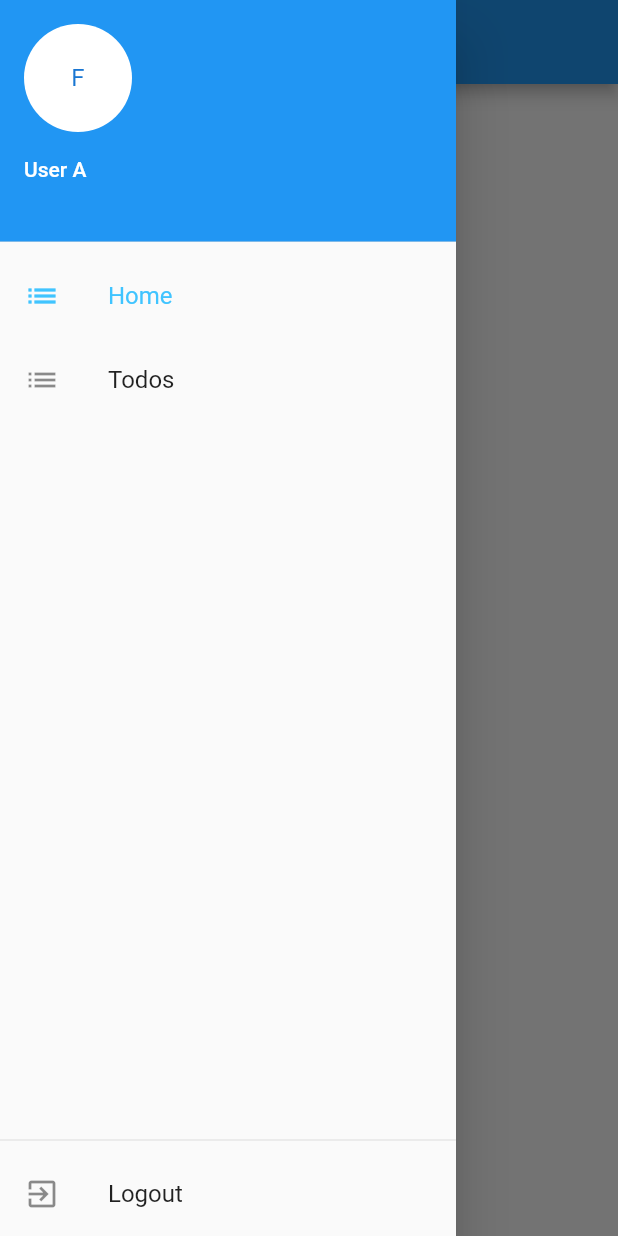
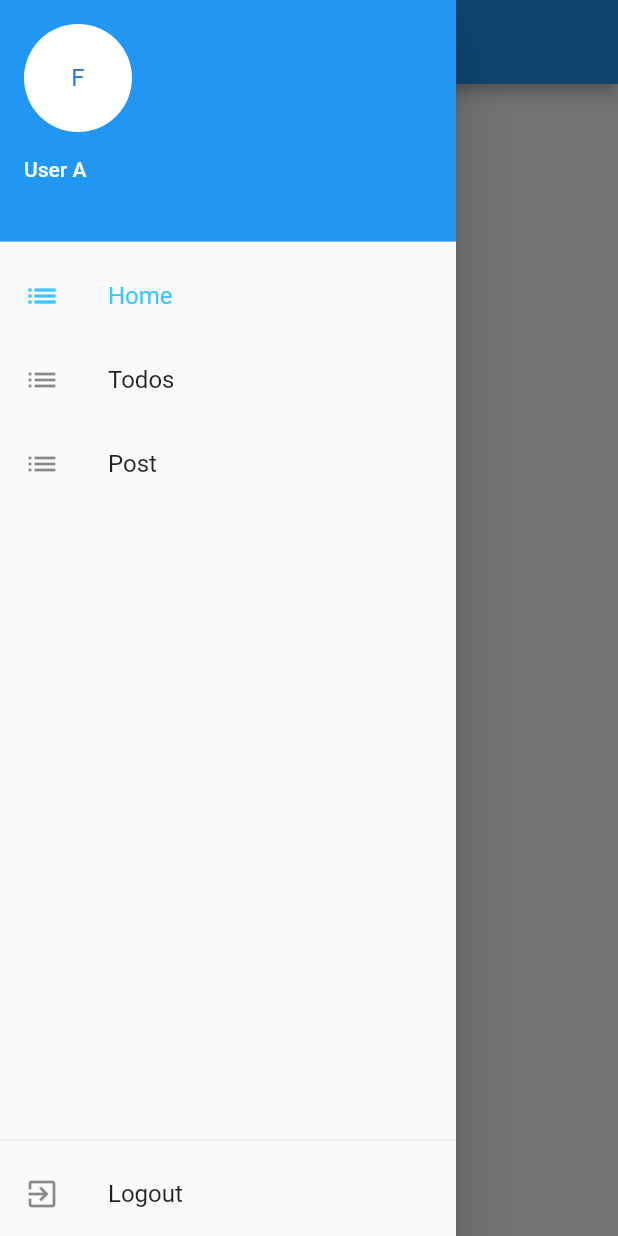
Before and after one commit to chaerulzzz/flutter_personal, a Flutter app: the HomeScreen screen opened directly with empty values, with the side drawer open, on a phone screen of 412 x 824 dp. Run offline on Flutter 3.47's test engine with Material 2 defaults, Android fonts, the phone set to English and light mode, and no system bars; our stand-ins replace bloc, equatable, firebase_auth, flutter_bloc, font_awesome_flutter, google_sign_in and 2 more; accounts and stored records are empty; network calls fail.

Commit message:
pembuatan menu post

```diff
--- /dev/null
+++ b/lib/blocs/post/post.dart
@@ -0,0 +1,3 @@
+export './post_bloc.dart';
+export './post_event.dart';
+export './post_state.dart';
--- /dev/null
+++ b/lib/blocs/post/post_event.dart
@@ -0,0 +1,17 @@
+import 'package:flutter_personal/repository/models/post.dart';
+import 'package:meta/meta.dart';
+import 'package:equatable/equatable.dart';
+
+@immutable
+abstract class PostEvent extends Equatable {
+  PostEvent([List props = const []]) : super(props);
+}
+
+class UpdatePost extends PostEvent {
+  final Post data;
+
+  UpdatePost(this.data) : super([data]);
+
+  @override
+  String toString() => 'Update Post {data: $data}';
+}
--- /dev/null
+++ b/lib/blocs/post/post_state.dart
@@ -0,0 +1,22 @@
+import 'package:flutter_personal/repository/models/post.dart';
+import 'package:meta/meta.dart';
+import 'package:equatable/equatable.dart';
+
+@immutable
+abstract class PostState extends Equatable {
+  PostState([List props = const []]) : super(props);
+}
+
+class PostLoading extends PostState {
+  @override
+  String toString() => 'Post Loading';
+}
+
+class PostLoaded extends PostState {
+  final Post data;
+
+  PostLoaded(this.data) : super([data]);
+
+  @override
+  String toString() => 'Post Loaded {data: $data}';
+}
--- /dev/null
+++ b/lib/repository/api/services.dart
@@ -0,0 +1,29 @@
+
+import 'package:http/http.dart' as http;
+import 'dart:async';
+import 'package:flutter_personal/repository/models/models.dart';
+
+String url = 'https://jsonplaceholder.typicode.com/posts';
+
+class PostRepository {
+
+  Future<Post> getPost() async {
+    final response = await http.get('$url/1');
+
+    if (response.statusCode == 200) {
+      return postFromJson(response.body);
+    } else {
+      throw Exception('failed to load post');
+    }
+  }
+
+  Future<Post> getAllPosts() async {
+    final response = await http.get(url);
+
+    if (response.statusCode == 200) {
+      return postFromJson(response.body);
+    } else {
+      throw Exception('failed to load post');
+    }
+  }
+}
--- a/lib/repository/models/drawer_menu.dart
+++ b/lib/repository/models/drawer_menu.dart
@@ -1 +1 @@
-enum MainDrawerTab {home, todos, logout }
+enum MainDrawerTab {home, todos, logout, post }
--- a/lib/repository/models/models.dart
+++ b/lib/repository/models/models.dart
@@ -4,3 +4,4 @@ export './visibility_filter.dart';
 export './extra_action.dart';
 export './todo.dart';
 export './drawer_menu.dart';
+export './post.dart';
--- /dev/null
+++ b/lib/repository/models/post.dart
@@ -0,0 +1,39 @@
+import 'dart:convert';
+
+class Post {
+    int userId;
+    int id;
+    String title;
+    String body;
+
+    Post({
+        this.userId,
+        this.id,
+        this.title,
+        this.body,
+    });
+
+    factory Post.fromJson(Map<String, dynamic> json) => Post(
+        userId: json["userId"],
+        id: json["id"],
+        title: json["title"],
+        body: json["body"],
+    );
+
+    Map<String, dynamic> toJson() => {
+        "userId": userId,
+        "id": id,
+        "title": title,
+        "body": body,
+    };
+}
+
+Post postFromJson(String str) {
+    final jsonData = json.decode(str);
+    return Post.fromJson(jsonData);
+}
+
+String postToJson(Post data) {
+    final dyn = data.toJson();
+    return json.encode(dyn);
+}
--- a/lib/screens/main_screen.dart
+++ b/lib/screens/main_screen.dart
@@ -1,6 +1,7 @@
 import 'package:flutter/material.dart';
 import 'package:flutter_bloc/flutter_bloc.dart';
 import 'package:flutter_personal/blocs/blocs.dart';
+import 'package:flutter_personal/screens/post/post_screen.dart';
 import 'package:flutter_personal/screens/todos/todos_screen.dart';
 import 'package:flutter_personal/repository/models/models.dart';
 import 'package:flutter_personal/screens/home_screen.dart';
@@ -45,9 +46,15 @@ class MainScreen extends StatelessWidget {
           );
         }
 
+        if (activeMenu == MainDrawerTab.post) {
+          return PostScreen(name: name);
+        }
+
         if (activeMenu == MainDrawerTab.logout) {
           BlocProvider.of<AuthenticationBloc>(context).dispatch(LoggedOut());
+          return CircularProgressIndicator();
         }
+
         return null;
       },
     );
--- a/lib/screens/screens.dart
+++ b/lib/screens/screens.dart
@@ -1,5 +1,5 @@
-export './details_screen.dart';
+export './todos/details_screen.dart';
 export './main_screen.dart';
-export './add_edit_screen.dart';
+export './todos/add_edit_screen.dart';
 export './login/login_screen.dart';
 export './splash_screen.dart';
--- a/lib/screens/details_screen.dart
+++ b/lib/screens/todos/details_screen.dart
@@ -2,7 +2,6 @@ import 'package:flutter/foundation.dart';
 import 'package:flutter/material.dart';
 import 'package:flutter_bloc/flutter_bloc.dart';
 import 'package:flutter_personal/blocs/blocs.dart';
-import 'package:flutter_personal/screens/screens.dart';
 import 'package:flutter_personal/keys/flutter_todos_keys.dart';
 import 'package:flutter_personal/keys/flutter_widget_keys.dart';
 
--- a/lib/widgets/main_drawer.dart
+++ b/lib/widgets/main_drawer.dart
@@ -56,6 +56,18 @@ class MainDrawer extends StatelessWidget {
                           },
                       ),
                       selectedColor: Colors.lightBlueAccent,
+                    ),
+                    ListTileTheme(
+                      child: ListTile(
+                          leading: Icon(Icons.list),
+                          title: Text('Post'),
+                          selected: activeMenu == MainDrawerTab.post,
+                          onTap: () {
+                            Navigator.of(context).pop();
+                            onMenuSelected(MainDrawerTab.values[3]);
+                          },
+                      ),
+                      selectedColor: Colors.lightBlueAccent,
                   )
                 ],
               )
--- a/pubspec.yaml
+++ b/pubspec.yaml
@@ -19,6 +19,7 @@ environment:
 dependencies:
   flutter:
     sdk: flutter
+  http: ^0.12.0+2
   cloud_firestore: ^0.12.8+1
   firebase_auth: ^0.12.0+1
   google_sign_in: ^4.0.4
```
Also changed, not shown: lib/blocs/post/post_bloc.dart (added, +23 -0 lines), lib/screens/post/post_screen.dart (added, +50 -0 lines), lib/screens/todos/add_edit_screen.dart (renamed from lib/screens/add_edit_screen.dart), pubspec.lock.
